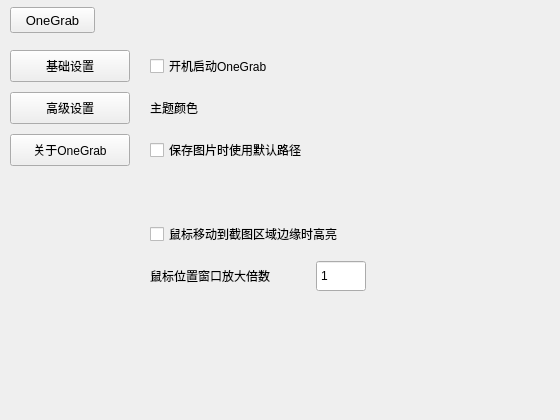
whdicu/OneGrab, file OneGrab/src/SettingDialog.ui: the form before one commit.
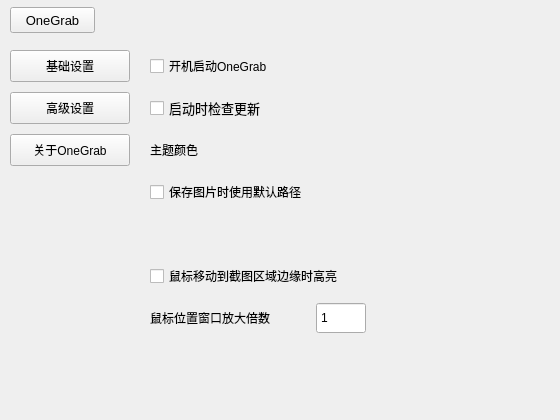
The form after the commit. Icons and pictures are not drawn. Custom widgets are drawn as their Qt base class.

Commit message: 1.增加下载更新文件功能

```diff
--- a/OneGrab/src/SettingDialog.ui
+++ b/OneGrab/src/SettingDialog.ui
@@ -445,6 +445,31 @@
             </property>
            </widget>
           </item>
+          <item>
+           <widget class="QCheckBox" name="cb_check_update_on_start">
+            <property name="minimumSize">
+             <size>
+              <width>0</width>
+              <height>32</height>
+             </size>
+            </property>
+            <property name="maximumSize">
+             <size>
+              <width>16777215</width>
+              <height>32</height>
+             </size>
+            </property>
+            <property name="font">
+             <font>
+              <family>Microsoft YaHei UI</family>
+              <pointsize>10</pointsize>
+             </font>
+            </property>
+            <property name="text">
+             <string>启动时检查更新</string>
+            </property>
+           </widget>
+          </item>
           <item>
            <layout class="QHBoxLayout" name="horizontalLayout_5">
             <item>
```
The commit also changes 18 other files.
